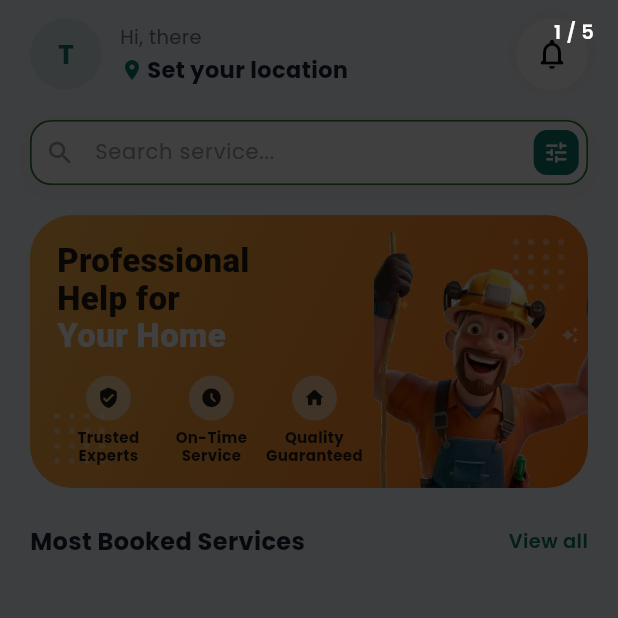
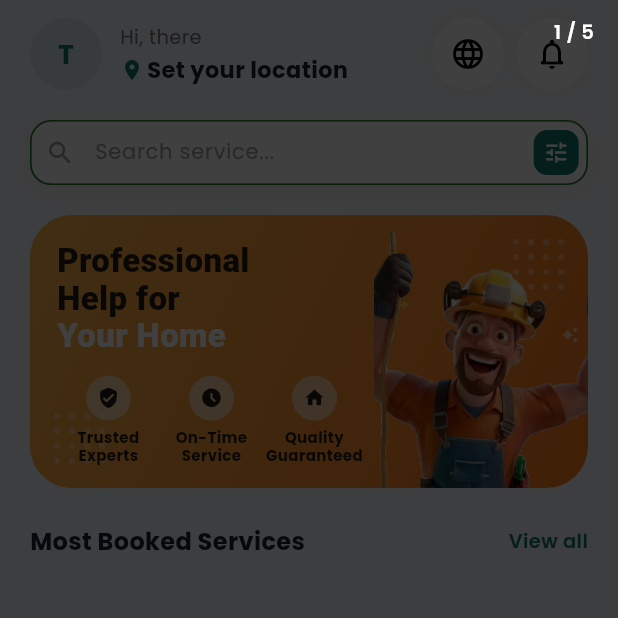
Before and after one commit to pradnyaadawade1301-sys/homefix, a Flutter app: the HomeScreen screen opened by its route, on a phone screen of 412 x 824 dp, the top half of it. Run offline on Flutter 3.47's test engine with Material 3 defaults, Android fonts, the phone set to English and light mode, and no system bars; our stand-ins replace dio, firebase_core, firebase_messaging, flutter_local_notifications, flutter_map, flutter_secure_storage and 12 more; missing offline and left inert: flutter_ringtone_player, flutter_webrtc, razorpay_flutter, record; accounts and stored records are empty; network calls fail.

```diff
--- a/Frontend/lib/screens/home/home_screen.dart
+++ b/Frontend/lib/screens/home/home_screen.dart
@@ -546,6 +546,19 @@ class _HomeTabState extends State<_HomeTab> with SingleTickerProviderStateMixin
               ),
             ),
             Container(
+  margin: const EdgeInsets.only(right: 8),
+  decoration: BoxDecoration(
+    color: Colors.white,
+    shape: BoxShape.circle,
+    boxShadow: [BoxShadow(color: Colors.black.withValues(alpha: 0.05), blurRadius: 8)],
+  ),
+  child: IconButton(
+icon: const Icon(Icons.language_rounded),
+    tooltip: l10n.profileLanguage,
+    onPressed: () => showLanguagePicker(context),
+  ),
+),
+            Container(
               decoration: BoxDecoration(
                 color: Colors.white,
                 shape: BoxShape.circle,
```
Also changed, not shown: Frontend/lib/screens/profile/profile_screen.dart (+5 -50 lines), Frontend/lib/screens/technician/technician_jobs_screen.dart (+12 -4 lines).
